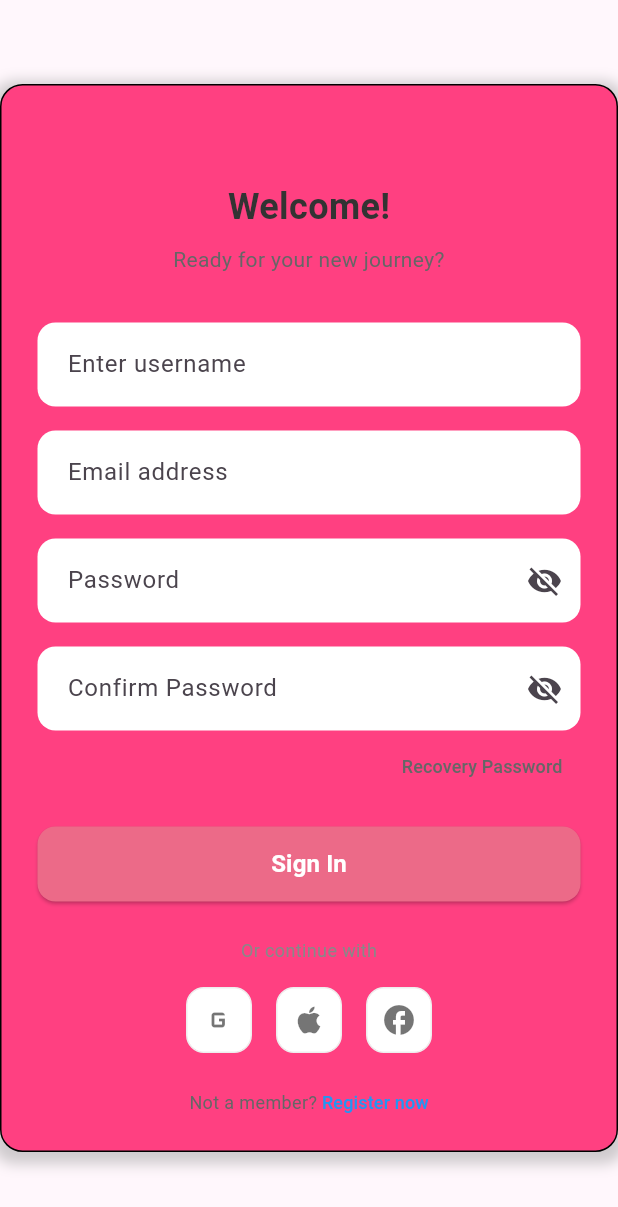
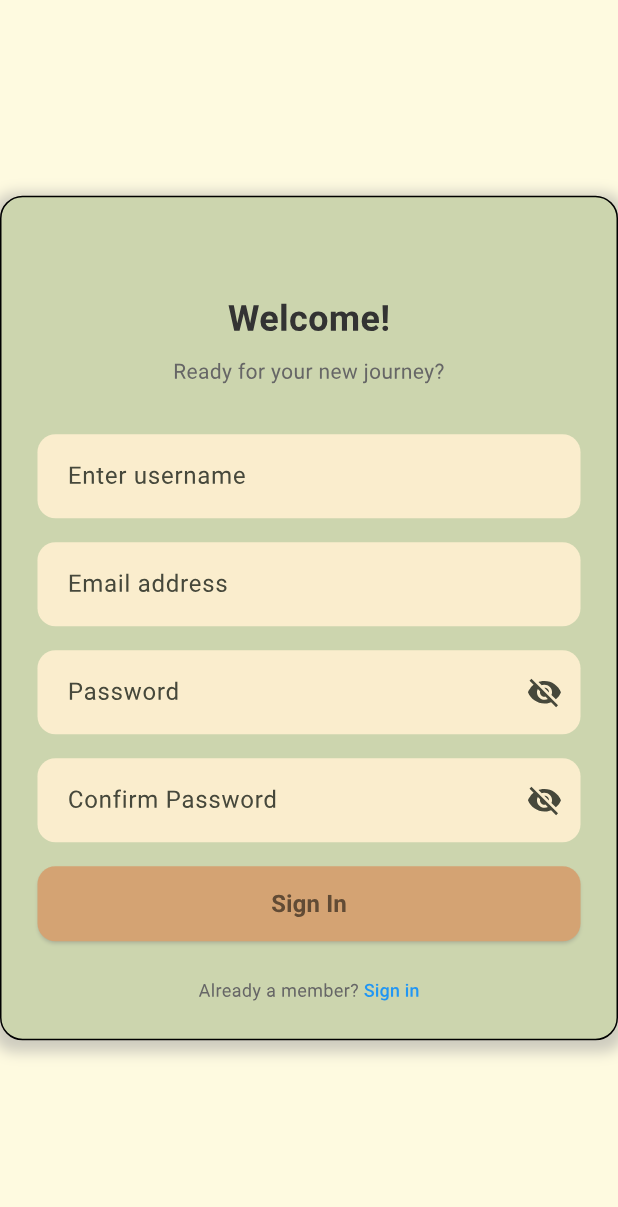
Before and after one commit to racherim/Notes-Flutter, a Flutter app: the screen it shows after launch, after a tap on "Register now", on a phone screen of 412 x 824 dp. Shown: the top 1207 px of the screen. Run offline on Flutter 3.47's test engine with Material 3 defaults, Android fonts, the phone set to English and light mode, and no system bars.

Commit message:
login and register UI Overhaul

```diff
--- a/lib/main.dart
+++ b/lib/main.dart
@@ -1,6 +1,7 @@
 import 'package:flutter/material.dart';
 import 'package:flutter_todo_web/pages/home.dart';
 import 'package:flutter_todo_web/pages/login_signup.dart';
+import 'package:flutter_todo_web/utils/PageStyle.dart';
 
 void main() {
   runApp(const MyApp());
@@ -15,7 +16,9 @@ class MyApp extends StatelessWidget {
     return MaterialApp(
       title: 'Notes App',
       theme: ThemeData(
-        colorScheme: ColorScheme.fromSeed(seedColor: Color(0xffa663cc)),
+        colorScheme: ColorScheme.fromSeed(
+          seedColor: PageStyle().secondaryColor,
+        ),
       ),
       home: const LoginSignupPage(),
       debugShowCheckedModeBanner: false,
--- a/lib/pages/home.dart
+++ b/lib/pages/home.dart
@@ -65,9 +65,9 @@ class _HomeState extends State<Home> {
               onDelete: _showTrash ? null : _handleItemDeleted,
               isTrashView: _showTrash,
             ),
-      floatingActionButton: _showTrash ? null : AddTodo(
-        onItemAdded: _handleItemAdded,
-      ),
+      floatingActionButton: _showTrash
+          ? null
+          : AddTodo(onItemAdded: _handleItemAdded),
     );
   }
 }
--- a/lib/pages/login_signup.dart
+++ b/lib/pages/login_signup.dart
@@ -1,12 +1,113 @@
 import 'package:flutter/material.dart';
+import 'package:flutter_todo_web/utils/pagestyle.dart';
 import 'package:flutter_todo_web/widgets/login_widget.dart';
 import 'package:flutter_todo_web/widgets/signup_widget.dart';
+import 'dart:math' as math;
 
-class LoginSignupPage extends StatelessWidget {
+class LoginSignupPage extends StatefulWidget {
   const LoginSignupPage({super.key});
 
   @override
+  State<LoginSignupPage> createState() => _LoginSignupPageState();
+}
+
+class _LoginSignupPageState extends State<LoginSignupPage>
+    with SingleTickerProviderStateMixin {
+  bool showLogin = true;
+  late AnimationController _controller;
+  late Animation<double> _animation;
+
+  @override
+  void initState() {
+    super.initState();
+    _controller = AnimationController(
+      duration: const Duration(milliseconds: 800),
+      vsync: this,
+    );
+    _animation = Tween(begin: 0.0, end: 1.0).animate(
+      CurvedAnimation(parent: _controller, curve: Curves.easeInOutBack),
+    );
+  }
+
+  @override
+  void dispose() {
+    _controller.dispose();
+    super.dispose();
+  }
+
+  void toggleView() {
+    if (showLogin) {
+      _controller.forward();
+    } else {
+      _controller.reverse();
+    }
+    setState(() {
+      showLogin = !showLogin;
+    });
+  }
+
+  @override
   Widget build(BuildContext context) {
-    return SignUpWidget();
+    return Scaffold(
+      backgroundColor: PageStyle().backgroundColor,
+      body: Center(
+        child: AnimatedBuilder(
+          animation: _animation,
+          builder: (context, child) {
+            return Transform(
+              alignment: Alignment.center,
+              transform: Matrix4.identity()
+                ..setEntry(3, 2, 0.001) // perspective
+                ..rotateY(_animation.value * math.pi),
+              child: _animation.value <= 0.5
+                  ? LoginPage(toggleView: toggleView)
+                  : Transform(
+                      alignment: Alignment.center,
+                      transform: Matrix4.identity()..rotateY(math.pi),
+                      child: SignupPage(toggleView: toggleView),
+                    ),
+            );
+          },
+        ),
+      ),
+    );
   }
 }
+
+class LoginPage extends StatelessWidget {
+  final Function toggleView;
+
+  const LoginPage({super.key, required this.toggleView});
+
+  @override
+  Widget build(BuildContext context) {
+    return NotificationListener<RegisterNowEvent>(
+      onNotification: (notification) {
+        toggleView();
+        return true;
+      },
+      child: const LoginWidget(),
+    );
+  }
+}
+
+class SignupPage extends StatelessWidget {
+  final Function toggleView;
+
+  const SignupPage({super.key, required this.toggleView});
+
+  @override
+  Widget build(BuildContext context) {
+    return NotificationListener<LoginNowEvent>(
+      onNotification: (notification) {
+        toggleView();
+        return true;
+      },
+      child: const SignUpWidget(),
+    );
+  }
+}
+
+class RegisterNowEvent extends Notification {}
+
+class LoginNowEvent extends Notification {}
--- /dev/null
+++ b/lib/utils/pagestyle.dart
@@ -0,0 +1,9 @@
+import 'package:flutter/material.dart';
+
+class PageStyle {
+  final mainColor = Color(0xffCCD5AE);
+  final secondaryColor = Color(0xffE9EDC9);
+  final backgroundColor = Color(0xffFEFAE0);
+  final textfieldColor = Color(0xffFAEDCD);
+  final buttonColor = Color(0xffD4A373);
+}
--- a/lib/utils/todo_Items.dart
+++ b/lib/utils/todo_Items.dart
@@ -4,5 +4,10 @@ class TodoItem {
   final String text;
   final bool isCompleted;
 
-  TodoItem({required this.id, required this.title, required this.text, this.isCompleted = false});
+  TodoItem({
+    required this.id,
+    required this.title,
+    required this.text,
+    this.isCompleted = false,
+  });
 }
--- a/lib/widgets/add_ToDo.dart
+++ b/lib/widgets/add_ToDo.dart
@@ -4,10 +4,7 @@ import 'package:flutter_todo_web/utils/todo_Items.dart';
 class AddTodo extends StatefulWidget {
   final Function(TodoItem) onItemAdded;
 
-  const AddTodo({
-    super.key,
-    required this.onItemAdded,
-  });
+  const AddTodo({super.key, required this.onItemAdded});
 
   @override
   State<AddTodo> createState() => _AddTodoState();
@@ -55,7 +52,8 @@ class _AddTodoState extends State<AddTodo> {
           ),
           TextButton(
             onPressed: () {
-              if (_titleController.text.isNotEmpty || _contentController.text.isNotEmpty) {
+              if (_titleController.text.isNotEmpty ||
+                  _contentController.text.isNotEmpty) {
                 widget.onItemAdded(
                   TodoItem(
                     id: DateTime.now().millisecondsSinceEpoch.toString(),
--- a/lib/widgets/login_widget.dart
+++ b/lib/widgets/login_widget.dart
@@ -1,19 +1,19 @@
 import 'package:flutter/material.dart';
+import 'package:flutter_todo_web/pages/login_signup.dart';
+import 'package:flutter_todo_web/utils/PageStyle.dart';
 
 class LoginWidget extends StatelessWidget {
   const LoginWidget({super.key});
 
   @override
   Widget build(BuildContext context) {
-
     final screenSize = MediaQuery.of(context).size;
 
-    return Scaffold(
-      body: Center(
+    return Center(
       child: Container(
-          width: screenSize.width > 600 ? 400: screenSize.width,
+        width: screenSize.width > 600 ? 400 : screenSize.width,
         decoration: BoxDecoration(
-            color: Colors.pinkAccent,
+          color: PageStyle().mainColor,
           border: Border.all(),
           borderRadius: BorderRadius.all(Radius.circular(15)),
           boxShadow: [
@@ -22,12 +22,10 @@ class LoginWidget extends StatelessWidget {
               spreadRadius: 5,
               blurRadius: 7,
               offset: Offset(0, 3),
-              )
-            ]
             ),
-          constraints: BoxConstraints(
-            maxHeight: screenSize.height * 0.9,
+          ],
         ),
+        constraints: BoxConstraints(maxHeight: screenSize.height * 0.9),
         child: SingleChildScrollView(
           child: Padding(
             padding: const EdgeInsets.all(24.0),
@@ -47,10 +45,7 @@ class LoginWidget extends StatelessWidget {
                 const SizedBox(height: 8),
                 const Text(
                   'Welcome back you\'ve been missed!',
-                    style: TextStyle(
-                      fontSize: 14,
-                      color: Color(0xFF666666),
-                    ),
+                  style: TextStyle(fontSize: 14, color: Color(0xFF666666)),
                   textAlign: TextAlign.center,
                 ),
                 const SizedBox(height: 32),
@@ -58,7 +53,7 @@ class LoginWidget extends StatelessWidget {
                   decoration: InputDecoration(
                     hintText: 'Enter username',
                     filled: true,
-                      fillColor: Colors.white,
+                    fillColor: PageStyle().textfieldColor,
                     border: OutlineInputBorder(
                       borderRadius: BorderRadius.circular(12),
                       borderSide: BorderSide.none,
@@ -75,7 +70,7 @@ class LoginWidget extends StatelessWidget {
                   decoration: InputDecoration(
                     hintText: 'Password',
                     filled: true,
-                      fillColor: Colors.white,
+                    fillColor: PageStyle().textfieldColor,
                     border: OutlineInputBorder(
                       borderRadius: BorderRadius.circular(12),
                       borderSide: BorderSide.none,
@@ -93,10 +88,7 @@ class LoginWidget extends StatelessWidget {
                     onPressed: () {},
                     child: const Text(
                       'Recovery Password',
-                        style: TextStyle(
-                          color: Color(0xFF666666),
-                          fontSize: 12,
-                        ),
+                      style: TextStyle(color: Color(0xFF666666), fontSize: 12),
                     ),
                   ),
                 ),
@@ -107,7 +99,7 @@ class LoginWidget extends StatelessWidget {
                   child: ElevatedButton(
                     onPressed: () {},
                     style: ElevatedButton.styleFrom(
-                        backgroundColor: const Color(0xFFEC6A88),
+                      backgroundColor: PageStyle().buttonColor,
                       shape: RoundedRectangleBorder(
                         borderRadius: BorderRadius.circular(12),
                       ),
@@ -115,7 +107,7 @@ class LoginWidget extends StatelessWidget {
                     child: const Text(
                       'Sign In',
                       style: TextStyle(
-                          color: Colors.white,
+                        color: Colors.black54,
                         fontSize: 16,
                         fontWeight: FontWeight.bold,
                       ),
@@ -125,10 +117,7 @@ class LoginWidget extends StatelessWidget {
                 const SizedBox(height: 24),
                 const Text(
                   'Or continue with',
-                    style: TextStyle(
-                      color: Color(0xFF888888),
-                      fontSize: 12,
-                    ),
+                  style: TextStyle(color: Color(0xFF888888), fontSize: 12),
                 ),
                 const SizedBox(height: 16),
                 Row(
@@ -147,13 +136,14 @@ class LoginWidget extends StatelessWidget {
                   children: [
                     const Text(
                       'Not a member? ',
-                        style: TextStyle(
-                          color: Color(0xFF666666),
-                          fontSize: 12,
-                        ),
+                      style: TextStyle(color: Color(0xFF666666), fontSize: 12),
                     ),
                     TextButton(
-                        onPressed: () {},
+                      onPressed: () {
+                        RegisterNowEvent().dispatch(
+                          context,
+                        ); // Dispatch notification
+                      },
                       style: TextButton.styleFrom(
                         padding: EdgeInsets.zero,
                         minimumSize: const Size(0, 0),
@@ -161,16 +151,12 @@ class LoginWidget extends StatelessWidget {
                       ),
                       child: const Text(
                         'Register now',
-                          style: TextStyle(
-                            color: Colors.blue,
-                            fontSize: 12,
-                          ),
+                        style: TextStyle(color: Colors.blue, fontSize: 12),
                       ),
                     ),
                   ],
                 ),
               ],
-              ),
             ),
           ),
         ),
@@ -183,9 +169,9 @@ class LoginWidget extends StatelessWidget {
       width: 44,
       height: 44,
       decoration: BoxDecoration(
-        color: Colors.white,
+        color: PageStyle().buttonColor,
         borderRadius: BorderRadius.circular(12),
-        border: Border.all(color: Colors.grey.shade200),
+        border: Border.all(),
       ),
       child: Icon(icon, color: Colors.black54),
     );
--- a/lib/widgets/signup_widget.dart
+++ b/lib/widgets/signup_widget.dart
@@ -1,19 +1,19 @@
 import 'package:flutter/material.dart';
+import 'package:flutter_todo_web/pages/login_signup.dart';
+import 'package:flutter_todo_web/utils/PageStyle.dart';
 
 class SignUpWidget extends StatelessWidget {
   const SignUpWidget({super.key});
 
   @override
   Widget build(BuildContext context) {
-
     final screenSize = MediaQuery.of(context).size;
 
-    return Scaffold(
-      body: Center(
+    return Center(
       child: Container(
-          width: screenSize.width > 600 ? 400: screenSize.width,
+        width: screenSize.width > 600 ? 400 : screenSize.width,
         decoration: BoxDecoration(
-            color: Colors.pinkAccent,
+          color: PageStyle().mainColor,
           border: Border.all(),
           borderRadius: BorderRadius.all(Radius.circular(15)),
           boxShadow: [
@@ -22,12 +22,10 @@ class SignUpWidget extends StatelessWidget {
               spreadRadius: 5,
               blurRadius: 7,
               offset: Offset(0, 3),
-              )
-            ]
             ),
-          constraints: BoxConstraints(
-            maxHeight: screenSize.height * 0.9,
+          ],
         ),
+        constraints: BoxConstraints(maxHeight: screenSize.height * 0.9),
         child: SingleChildScrollView(
           child: Padding(
             padding: const EdgeInsets.all(24.0),
@@ -47,10 +45,7 @@ class SignUpWidget extends StatelessWidget {
                 const SizedBox(height: 8),
                 const Text(
                   'Ready for your new journey?',
-                    style: TextStyle(
-                      fontSize: 14,
-                      color: Color(0xFF666666),
-                    ),
+                  style: TextStyle(fontSize: 14, color: Color(0xFF666666)),
                   textAlign: TextAlign.center,
                 ),
                 const SizedBox(height: 32),
@@ -58,7 +53,7 @@ class SignUpWidget extends StatelessWidget {
                   decoration: InputDecoration(
                     hintText: 'Enter username',
                     filled: true,
-                      fillColor: Colors.white,
+                    fillColor: PageStyle().textfieldColor,
                     border: OutlineInputBorder(
                       borderRadius: BorderRadius.circular(12),
                       borderSide: BorderSide.none,
@@ -75,7 +70,7 @@ class SignUpWidget extends StatelessWidget {
                   decoration: InputDecoration(
                     hintText: 'Email address',
                     filled: true,
-                      fillColor: Colors.white,
+                    fillColor: PageStyle().textfieldColor,
                     border: OutlineInputBorder(
                       borderRadius: BorderRadius.circular(12),
                       borderSide: BorderSide.none,
@@ -92,7 +87,7 @@ class SignUpWidget extends StatelessWidget {
                   decoration: InputDecoration(
                     hintText: 'Password',
                     filled: true,
-                      fillColor: Colors.white,
+                    fillColor: PageStyle().textfieldColor,
                     border: OutlineInputBorder(
                       borderRadius: BorderRadius.circular(12),
                       borderSide: BorderSide.none,
@@ -110,7 +105,7 @@ class SignUpWidget extends StatelessWidget {
                   decoration: InputDecoration(
                     hintText: 'Confirm Password',
                     filled: true,
-                      fillColor: Colors.white,
+                    fillColor: PageStyle().textfieldColor,
                     border: OutlineInputBorder(
                       borderRadius: BorderRadius.circular(12),
                       borderSide: BorderSide.none,
@@ -122,19 +117,6 @@ class SignUpWidget extends StatelessWidget {
                     suffixIcon: const Icon(Icons.visibility_off),
                   ),
                 ),
-                  Align(
-                    alignment: Alignment.centerRight,
-                    child: TextButton(
-                      onPressed: () {},
-                      child: const Text(
-                        'Recovery Password',
-                        style: TextStyle(
-                          color: Color(0xFF666666),
-                          fontSize: 12,
-                        ),
-                      ),
-                    ),
-                  ),
                 const SizedBox(height: 16),
                 SizedBox(
                   width: double.infinity,
@@ -142,15 +124,16 @@ class SignUpWidget extends StatelessWidget {
                   child: ElevatedButton(
                     onPressed: () {},
                     style: ElevatedButton.styleFrom(
-                        backgroundColor: const Color(0xFFEC6A88),
+                      backgroundColor: PageStyle().buttonColor,
                       shape: RoundedRectangleBorder(
                         borderRadius: BorderRadius.circular(12),
                       ),
+                      shadowColor: Colors.grey.withValues(alpha: 0.5),
                     ),
                     child: const Text(
                       'Sign In',
                       style: TextStyle(
-                          color: Colors.white,
+                        color: Colors.black54,
                         fontSize: 16,
                         fontWeight: FontWeight.bold,
                       ),
@@ -158,48 +141,27 @@ class SignUpWidget extends StatelessWidget {
                   ),
                 ),
                 const SizedBox(height: 24),
-                  const Text(
-                    'Or continue with',
-                    style: TextStyle(
-                      color: Color(0xFF888888),
-                      fontSize: 12,
-                    ),
-                  ),
-                  const SizedBox(height: 16),
-                  Row(
-                    mainAxisAlignment: MainAxisAlignment.center,
-                    children: [
-                      _socialLoginButton('Google', Icons.g_mobiledata),
-                      const SizedBox(width: 16),
-                      _socialLoginButton('Apple', Icons.apple),
-                      const SizedBox(width: 16),
-                      _socialLoginButton('Facebook', Icons.facebook),
-                    ],
-                  ),
-                  const SizedBox(height: 24),
                 Row(
                   mainAxisAlignment: MainAxisAlignment.center,
                   children: [
                     const Text(
-                        'Not a member? ',
-                        style: TextStyle(
-                          color: Color(0xFF666666),
-                          fontSize: 12,
-                        ),
+                      'Already a member? ',
+                      style: TextStyle(color: Color(0xFF666666), fontSize: 12),
                     ),
                     TextButton(
-                        onPressed: () {},
+                      onPressed: () {
+                        LoginNowEvent().dispatch(
+                          context,
+                        ); // Dispatch notification
+                      },
                       style: TextButton.styleFrom(
                         padding: EdgeInsets.zero,
                         minimumSize: const Size(0, 0),
                         tapTargetSize: MaterialTapTargetSize.shrinkWrap,
                       ),
                       child: const Text(
-                          'Register now',
-                          style: TextStyle(
-                            color: Colors.blue,
-                            fontSize: 12,
-                          ),
+                        'Sign in',
+                        style: TextStyle(color: Colors.blue, fontSize: 12),
                       ),
                     ),
                   ],
@@ -209,20 +171,6 @@ class SignUpWidget extends StatelessWidget {
           ),
         ),
       ),
-      ),
-    );
-  }
-
-  Widget _socialLoginButton(String platform, IconData icon) {
-    return Container(
-      width: 44,
-      height: 44,
-      decoration: BoxDecoration(
-        color: Colors.white,
-        borderRadius: BorderRadius.circular(12),
-        border: Border.all(color: Colors.grey.shade200),
-      ),
-      child: Icon(icon, color: Colors.black54),
     );
   }
 }
```
Also changed, not shown: lib/widgets/custom_AppBar.dart (+7 -5 lines), lib/widgets/todo_Tiles.dart (+6 -4 lines), lib/widgets/todo_Treemap_Layout.dart (line endings or trailing spaces). Lines whose indentation alone changed are shown as unchanged.
